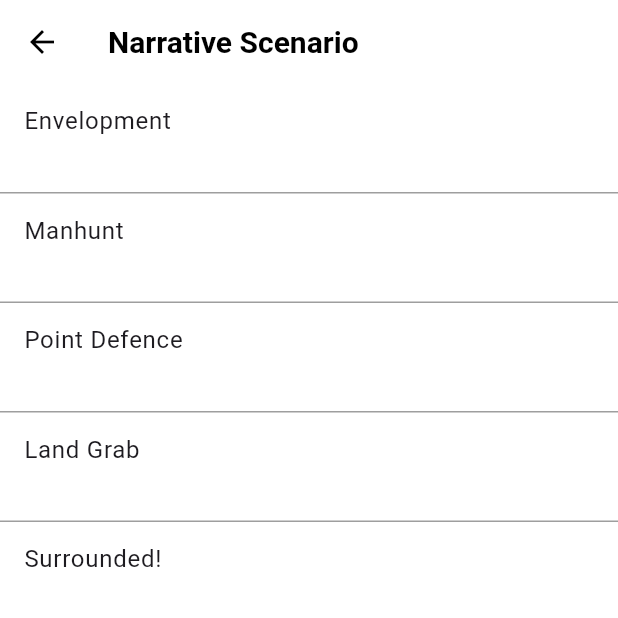
After one commit to AdamBrown04/mad_assessment_baV2, a Flutter app: the Selectgametypescreen screen opened directly, after a tap on "Narrative Scenario", on a phone screen of 412 x 824 dp, the top half of it. The commit adds this screen. Run offline on Flutter 3.47's test engine with Material 3 defaults, Android fonts, the phone set to English and light mode, and no system bars; our stand-ins replace sqflite; accounts and stored records are empty.

Commit message:
reforatted code for better readability, started working on the narrative scenarios. Just need to add descriptions to each

```diff
--- a/lib/main.dart
+++ b/lib/main.dart
@@ -37,7 +37,8 @@ class BAScorekeep extends StatelessWidget {
       await file.writeAsString(playerInfo.join(","));
     } else {
       // Create the file with default values and update darkMode
-      final defaultData = "Player,$isDarkMode,0,0,0,0,0.0,0,0"; // Default player data
+      final defaultData =
+          "Player,$isDarkMode,0,0,0,0,0.0,0,0"; // Default player data
       final playerInfo = defaultData.split(",");
       playerInfo[1] = value.toString(); // Update darkMode value
       await file.writeAsString(playerInfo.join(","));
@@ -104,7 +105,8 @@ class BAScorekeep extends StatelessWidget {
                   theme: getThemeData(isDark ? "darkTheme" : "lightTheme"),
                   initialRoute: '/widgets/gameHistoryScreen',
                   routes: {
-                    '/widgets/gameHistoryScreen': (context) => Gamehistoryscreen(),
+                    '/widgets/gameHistoryScreen': (context) =>
+                        Gamehistoryscreen(),
                     '/widgets/statsPageScreen': (context) => Statspagescreen(),
                     '/widgets/profileScreen': (context) => Profilescreen(),
                   },
--- a/lib/navigation/bottomnavbar.dart
+++ b/lib/navigation/bottomnavbar.dart
@@ -10,10 +10,10 @@ class navbar extends StatefulWidget {
 }
 
 class _navbarState extends State<navbar> {
-  void _onItemTapped(int index){
-    if(index == widget.currentIndex) return;
+  void _onItemTapped(int index) {
+    if (index == widget.currentIndex) return;
 
-    switch(index){
+    switch (index) {
       case 0:
         Navigator.pushReplacementNamed(context, '/widgets/gameHistoryScreen');
         break;
--- a/lib/widgets/gameOverviewScreen.dart
+++ b/lib/widgets/gameOverviewScreen.dart
@@ -6,9 +6,7 @@ class Gameoverviewscreen extends StatelessWidget {
   @override
   Widget build(BuildContext context) {
     return Scaffold(
-      appBar: AppBar(
-
-      ),
+      appBar: AppBar(),
     );
   }
 }
--- a/lib/widgets/gamePreviewScreen.dart
+++ b/lib/widgets/gamePreviewScreen.dart
@@ -32,7 +32,8 @@ class _GamepreviewscreenState extends State<Gamepreviewscreen> {
                   Column(
                     children: [
                       Text(gameData.getFormattedDate),
-                    Text("${gameData.playerPoints} vs ${gameData.opponentPoints}"),
+                      Text(
+                          "${gameData.playerPoints} vs ${gameData.opponentPoints}"),
                       Text(gameData.outputWinner())
                     ],
                   ),
@@ -46,7 +47,6 @@ class _GamepreviewscreenState extends State<Gamepreviewscreen> {
               ),
             )
           ],
-      )
-    );
+        ));
   }
 }
--- /dev/null
+++ b/lib/widgets/gameSetupWidgets/narrativeScenarioScreen.dart
@@ -0,0 +1,139 @@
+import 'package:flutter/material.dart';
+import 'package:mad_assessment_ba/widgets/gameSetupWidgets/setupPlayerDetailsForGameScreen.dart';
+
+class Narrativescenarioscreen extends StatefulWidget {
+  const Narrativescenarioscreen({super.key});
+
+  @override
+  State<Narrativescenarioscreen> createState() =>
+      _NarrativescenarioscreenState();
+}
+
+class _NarrativescenarioscreenState extends State<Narrativescenarioscreen> {
+  @override
+  Widget build(BuildContext context) {
+    return Scaffold(
+      appBar: AppBar(
+        title: Text(
+          "Narrative Scenario",
+          style: TextStyle(fontWeight: FontWeight.bold),
+        ),
+      ),
+      body: SafeArea(
+        child: Column(
+          children: [
+            ListTile(
+              title: Text("Envelopment"),
+              subtitle: Text(""),
+              onTap: () {
+                Navigator.pop(context);
+                Navigator.push(
+                  context,
+                  MaterialPageRoute(
+                    builder: (context) =>
+                        const Setupplayerdetailsforgamescreen(),
+                    settings: RouteSettings(
+                      arguments: {
+                        'gameType': "Narrative",
+                        'mission': "Envelopment",
+                        'deploymentType': "Long Edges",
+                      },
+                    ),
+                  ),
+                );
+              },
+            ),
+            Divider(height: 1, color: Colors.grey),
+            ListTile(
+              title: Text("Manhunt"),
+              subtitle: Text(""),
+              onTap: () {
+                Navigator.pop(context);
+                Navigator.push(
+                  context,
+                  MaterialPageRoute(
+                    builder: (context) =>
+                        const Setupplayerdetailsforgamescreen(),
+                    settings: RouteSettings(
+                      arguments: {
+                        'gameType': "Narrative",
+                        'mission': "Manhunt",
+                        'deploymentType': "Long Edges",
+                      },
+                    ),
+                  ),
+                );
+              },
+            ),
+            Divider(height: 1, color: Colors.grey),
+            ListTile(
+              title: Text("Point Defence"),
+              subtitle: Text(""),
+              onTap: () {
+                Navigator.pop(context);
+                Navigator.push(
+                  context,
+                  MaterialPageRoute(
+                    builder: (context) =>
+                        const Setupplayerdetailsforgamescreen(),
+                    settings: RouteSettings(
+                      arguments: {
+                        'gameType': "Narrative",
+                        'mission': "Point Defence",
+                        'deploymentType': "Long Edges",
+                      },
+                    ),
+                  ),
+                );
+              },
+            ),
+            Divider(height: 1, color: Colors.grey),
+            ListTile(
+              title: Text("Land Grab"),
+              subtitle: Text(""),
+              onTap: () {
+                Navigator.pop(context);
+                Navigator.push(
+                  context,
+                  MaterialPageRoute(
+                    builder: (context) =>
+                        const Setupplayerdetailsforgamescreen(),
+                    settings: RouteSettings(
+                      arguments: {
+                        'gameType': "Narrative",
+                        'mission': "Land Grab",
+                        'deploymentType': "Quarters",
+                      },
+                    ),
+                  ),
+                );
+              },
+            ),
+            Divider(height: 1, color: Colors.grey),
+            ListTile(
+              title: Text("Surrounded!"),
+              subtitle: Text(""),
+              onTap: () {
+                Navigator.pop(context);
+                Navigator.push(
+                  context,
+                  MaterialPageRoute(
+                    builder: (context) =>
+                        const Setupplayerdetailsforgamescreen(),
+                    settings: RouteSettings(
+                      arguments: {
+                        'gameType': "Narrative",
+                        'mission': "Surrounded!",
+                        'deploymentType': "Quarters",
+                      },
+                    ),
+                  ),
+                );
+              },
+            )
+          ],
+        ),
+      ),
+    );
+  }
+}
--- a/lib/widgets/gameSetupWidgets/newGameScreen.dart
+++ b/lib/widgets/gameSetupWidgets/newGameScreen.dart
@@ -25,9 +25,10 @@ class _NewgamescreenState extends State<Newgamescreen> {
   DateTime playedDay = DateTime.now();
   bool remindMeToTakePictures = false;
 
-  void _displayDatePicker() async{
-    final playedDay = await showDatePicker(context: context,
-     firstDate: DateTime(DateTime.now().year -1),
+  void _displayDatePicker() async {
+    final playedDay = await showDatePicker(
+        context: context,
+        firstDate: DateTime(DateTime.now().year - 1),
         lastDate: DateTime(DateTime.now().year + 10));
     setState(() {
       if (playedDay != null) {
@@ -46,7 +47,7 @@ class _NewgamescreenState extends State<Newgamescreen> {
     playerPoints = GameDetais.playerPoints ?? 0;
     opponentPoints = GameDetais.opponentPoints ?? 0;
     gameType = GameDetais.gameType ?? "Game Type";
-    mission = GameDetais.mission ?? "Mission";
+    mission = GameDetais.mission ?? "Scenario";
     deploymentType = GameDetais.deploymentType ?? "Deployment Type";
     return Scaffold(
       appBar: AppBar(
@@ -68,12 +69,14 @@ class _NewgamescreenState extends State<Newgamescreen> {
                 padding: EdgeInsets.all(10),
                 child: Column(
                   children: [
-                  Align(alignment: Alignment.centerLeft,
-                  child: Padding(padding: EdgeInsets.only(bottom: 10),
+                    Align(
+                        alignment: Alignment.centerLeft,
+                        child: Padding(
+                          padding: EdgeInsets.only(bottom: 10),
                           child: Text("Game Date",
                               style: TextStyle(
-                          fontSize: 15, fontWeight: FontWeight.bold)),)
-                  ),
+                                  fontSize: 15, fontWeight: FontWeight.bold)),
+                        )),
                     SizedBox(
                       height: MediaQuery.of(context).size.height * 0.075,
                       child: OutlinedButton(
@@ -95,8 +98,7 @@ class _NewgamescreenState extends State<Newgamescreen> {
                       ),
                     ),
                   ],
-              )
-            ),
+                )),
             Padding(
               padding: EdgeInsets.all(10),
               child: SizedBox(
@@ -120,11 +122,13 @@ class _NewgamescreenState extends State<Newgamescreen> {
                 children: [
                   Align(
                     alignment: Alignment.centerLeft,
-                    child: Padding(padding: EdgeInsets.only(bottom: 10),
+                    child: Padding(
+                      padding: EdgeInsets.only(bottom: 10),
                       child: Text(
                         "Select Game Type",
-                      style:
-                          TextStyle(fontSize: 15, fontWeight: FontWeight.bold),),
+                        style: TextStyle(
+                            fontSize: 15, fontWeight: FontWeight.bold),
+                      ),
                     ),
                   ),
                   SizedBox(
@@ -136,7 +140,9 @@ class _NewgamescreenState extends State<Newgamescreen> {
                         ),
                       ),
                       onPressed: () {
-                        Navigator.push(context, MaterialPageRoute(
+                        Navigator.push(
+                            context,
+                            MaterialPageRoute(
                               builder: (context) => Selectgametypescreen(),
                             ));
                       },
@@ -144,7 +150,8 @@ class _NewgamescreenState extends State<Newgamescreen> {
                         crossAxisAlignment: CrossAxisAlignment.stretch,
                         children: [
                           Text(gameType, style: TextStyle(fontSize: 18)),
-                          Text("$mission | $deploymentType", style: TextStyle(fontSize: 18)),
+                          Text("$mission | $deploymentType",
+                              style: TextStyle(fontSize: 18)),
                           Text(
                             "Points: $playerPoints vs $opponentPoints",
                             style: TextStyle(fontSize: 15),
@@ -162,11 +169,12 @@ class _NewgamescreenState extends State<Newgamescreen> {
                 children: [
                   Align(
                       alignment: Alignment.centerLeft,
-                    child: Padding(padding: EdgeInsets.only(bottom: 10),
+                      child: Padding(
+                        padding: EdgeInsets.only(bottom: 10),
                         child: Text("Game Options",
                             style: TextStyle(
-                            fontSize: 15, fontWeight: FontWeight.bold)),)
-                  ),
+                                fontSize: 15, fontWeight: FontWeight.bold)),
+                      )),
                   SizedBox(
                     height: MediaQuery.of(context).size.height * 0.1,
                     child: TextButton(
--- a/lib/widgets/gameSetupWidgets/selectGameTypeScreen.dart
+++ b/lib/widgets/gameSetupWidgets/selectGameTypeScreen.dart
@@ -1,4 +1,5 @@
 import 'package:flutter/material.dart';
+import 'package:mad_assessment_ba/widgets/gameSetupWidgets/narrativeScenarioScreen.dart';
 import 'package:mad_assessment_ba/widgets/gameSetupWidgets/setupPlayerDetailsForGameScreen.dart';
 
 class Selectgametypescreen extends StatefulWidget {
@@ -20,25 +21,32 @@ class _SelectgametypescreenState extends State<Selectgametypescreen> {
           child: Column(
             children: [
               ListTile(
-                title: Text("Random Mission"),
+                title: Text("Battle Scenario"),
                 subtitle: Text(
-                    "Randomised missions that are found within the Bolt Action 3rd edition rulebook"),
+                    "Randomised Scenarios that are found within the Bolt Action 3rd edition rulebook"),
                 trailing: Icon(Icons.arrow_forward),
                 onTap: () {},
               ),
               Divider(height: 1, color: Colors.grey),
               ListTile(
-                title: Text("Narrative Missions"),
+                title: Text("Narrative Scenario"),
                 subtitle: Text(
-                    "Narrative missions that are found within the Bolt Action 3rd edition rulebook"),
+                    "Narrative Scenarios that are found within the Bolt Action 3rd edition rulebook"),
                 trailing: Icon(Icons.arrow_forward),
-                onTap: () {},
+                onTap: () {
+                  Navigator.pop(context);
+                  Navigator.push(
+                      context,
+                      MaterialPageRoute(
+                          builder: (context) =>
+                              const Narrativescenarioscreen()));
+                },
               ),
               Divider(height: 1, color: Colors.grey),
               ListTile(
-                title: Text("Compendium Missions"),
+                title: Text("Compendium Scenario"),
                 subtitle: Text(
-                    "Missions that are found within the Bolt Action 3rd edtion compendium book"),
+                    "Scenarios that are found within the Bolt Action 3rd edtion compendium book"),
                 trailing: Icon(Icons.arrow_forward),
                 onTap: () {},
               ),
@@ -51,7 +59,8 @@ class _SelectgametypescreenState extends State<Selectgametypescreen> {
                   Navigator.push(
                     context,
                     MaterialPageRoute(
-                      builder: (context) => const Setupplayerdetailsforgamescreen(),
+                      builder: (context) =>
+                          const Setupplayerdetailsforgamescreen(),
                       settings: RouteSettings(
                         arguments: {
                           'gameType': "Custom",
--- a/lib/widgets/homeWidgets/gameHistoryScreen.dart
+++ b/lib/widgets/homeWidgets/gameHistoryScreen.dart
@@ -14,7 +14,6 @@ class Gamehistoryscreen extends StatefulWidget {
 class _GamehistoryscreenState extends State<Gamehistoryscreen> {
   List<Map<String, dynamic>> gameHistoryList = [];
 
-
   Future<void> displayAllGameRecords() async {
     final List<Map<String, dynamic>> getGameHistory =
         await Databaseservices.getAllGameHistory();
@@ -22,7 +21,6 @@ class _GamehistoryscreenState extends State<Gamehistoryscreen> {
       gameHistoryList = getGameHistory;
     });
   }
-
 
   @override
   Widget build(BuildContext context) {
--- a/lib/widgets/homeWidgets/profileScreen.dart
+++ b/lib/widgets/homeWidgets/profileScreen.dart
@@ -11,7 +11,10 @@ class Profilescreen extends StatelessWidget {
         currentIndex: 2,
         body: Scaffold(
           appBar: AppBar(
-            title: const Text("Profile", style: TextStyle(fontWeight: FontWeight.bold),),
+            title: const Text(
+              "Profile",
+              style: TextStyle(fontWeight: FontWeight.bold),
+            ),
             actions: [
               IconButton(
                 icon: const Icon(Icons.settings),
--- a/lib/widgets/homeWidgets/statsPageScreen.dart
+++ b/lib/widgets/homeWidgets/statsPageScreen.dart
@@ -10,7 +10,8 @@ class Statspagescreen extends StatelessWidget {
       currentIndex: 1,
       body: Scaffold(
         appBar: AppBar(
-          title: const Text("Statistics", style: TextStyle(fontWeight: FontWeight.bold)),
+          title: const Text("Statistics",
+              style: TextStyle(fontWeight: FontWeight.bold)),
         ),
       ),
     );
```
Also changed, not shown: lib/models/gameHistory.dart (+3 -4 lines), lib/models/playerInformation.dart (+7 -8 lines), lib/widgets/gameSetupWidgets/setupPlayerDetailsForGameScreen.dart (+7 -9 lines), lib/widgets/themes/applicationThemes.dart (+7 -6 lines), lib/widgets/userSettingsScreen.dart (+6 -2 lines), lib/providers/gameDetailsProvider.dart (line endings or trailing spaces). Lines whose indentation alone changed are shown as unchanged.
